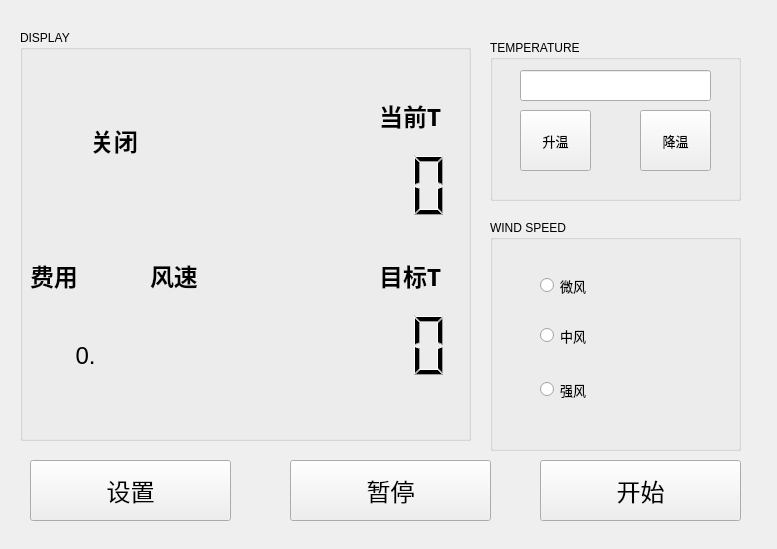
Qt form Client/client.ui (AlphaGoMK/AirConditioningSystem) before a commit.
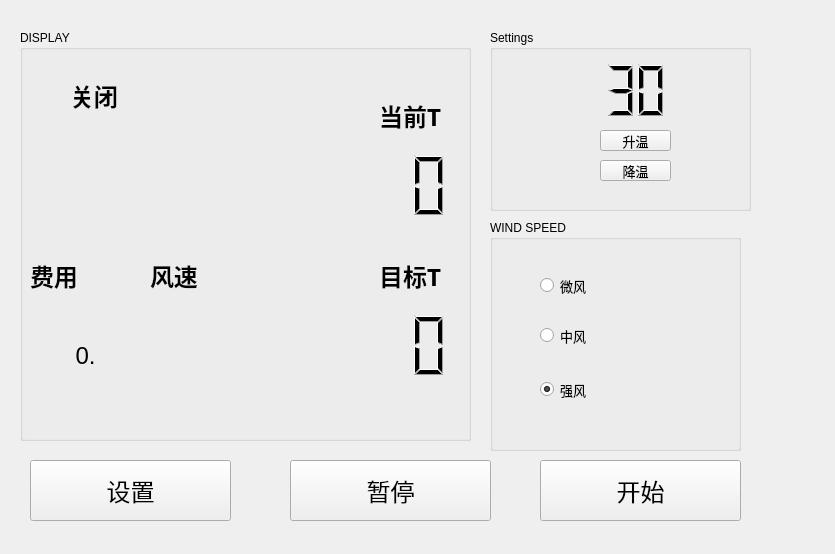
The same form after that commit.

```diff
--- a/Client/client.ui
+++ b/Client/client.ui
@@ -6,8 +6,8 @@
    <rect>
     <x>0</x>
     <y>0</y>
-    <width>777</width>
-    <height>549</height>
+    <width>835</width>
+    <height>554</height>
    </rect>
   </property>
   <property name="windowTitle">
@@ -81,27 +81,30 @@
     <property name="text">
      <string>强风</string>
     </property>
+    <property name="checked">
+     <bool>true</bool>
+    </property>
    </widget>
   </widget>
   <widget class="QGroupBox" name="groupBox_2">
    <property name="geometry">
     <rect>
      <x>490</x>
-     <y>40</y>
-     <width>251</width>
-     <height>161</height>
+     <y>30</y>
+     <width>261</width>
+     <height>181</height>
     </rect>
    </property>
    <property name="title">
-    <string>TEMPERATURE</string>
+    <string>Settings</string>
    </property>
    <widget class="QPushButton" name="pushButton">
     <property name="geometry">
      <rect>
-      <x>30</x>
-      <y>70</y>
+      <x>110</x>
+      <y>100</y>
       <width>71</width>
-      <height>61</height>
+      <height>21</height>
      </rect>
     </property>
     <property name="font">
@@ -117,10 +120,10 @@
    <widget class="QPushButton" name="pushButton_2">
     <property name="geometry">
      <rect>
-      <x>150</x>
-      <y>70</y>
+      <x>110</x>
+      <y>130</y>
       <width>71</width>
-      <height>61</height>
+      <height>21</height>
      </rect>
     </property>
     <property name="font">
@@ -133,15 +136,33 @@
      <string>降温</string>
     </property>
    </widget>
-   <widget class="QLineEdit" name="get_tg_tp">
+   <widget class="QLCDNumber" name="get_tg_tp">
     <property name="geometry">
      <rect>
-      <x>30</x>
-      <y>30</y>
-      <width>191</width>
-      <height>31</height>
+      <x>20</x>
+      <y>20</y>
+      <width>161</width>
+      <height>81</height>
      </rect>
     </property>
+    <property name="font">
+     <font>
+      <family>Microsoft YaHei UI</family>
+      <pointsize>30</pointsize>
+     </font>
+    </property>
+    <property name="frameShape">
+     <enum>QFrame::NoFrame</enum>
+    </property>
+    <property name="digitCount">
+     <number>5</number>
+    </property>
+    <property name="value" stdset="0">
+     <double>30.000000000000000</double>
+    </property>
+    <property name="intValue" stdset="0">
+     <number>30</number>
+    </property>
    </widget>
   </widget>
   <widget class="QPushButton" name="pushButton_5">
@@ -222,10 +243,10 @@
    <widget class="QLabel" name="label">
     <property name="geometry">
      <rect>
-      <x>70</x>
+      <x>50</x>
       <y>40</y>
       <width>141</width>
-      <height>141</height>
+      <height>51</height>
      </rect>
     </property>
     <property name="font">
@@ -412,6 +433,27 @@
      <set>Qt::AlignCenter</set>
     </property>
    </widget>
+   <widget class="QLabel" name="modeLabel">
+    <property name="geometry">
+     <rect>
+      <x>50</x>
+      <y>100</y>
+      <width>141</width>
+      <height>51</height>
+     </rect>
+    </property>
+    <property name="font">
+     <font>
+      <family>微软雅黑</family>
+      <pointsize>18</pointsize>
+      <weight>75</weight>
+      <bold>true</bold>
+     </font>
+    </property>
+    <property name="text">
+     <string/>
+    </property>
+   </widget>
   </widget>
  </widget>
  <resources/>
```
Left out of the diff: 3 changed lines with no effect on the pictures.
